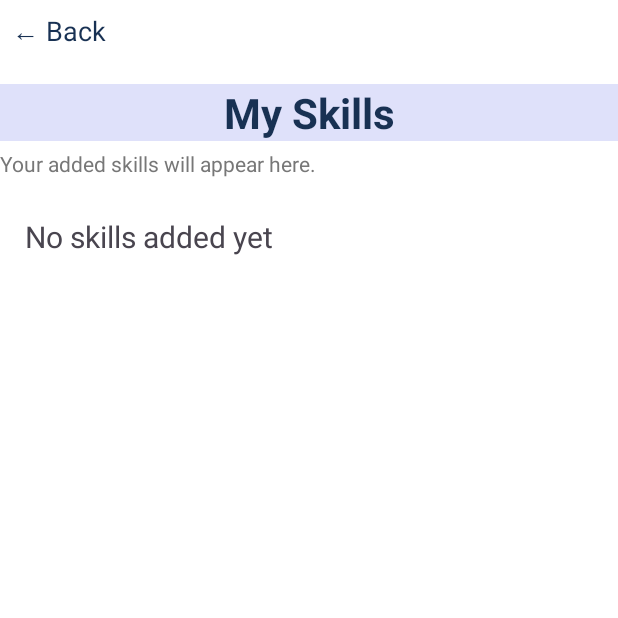
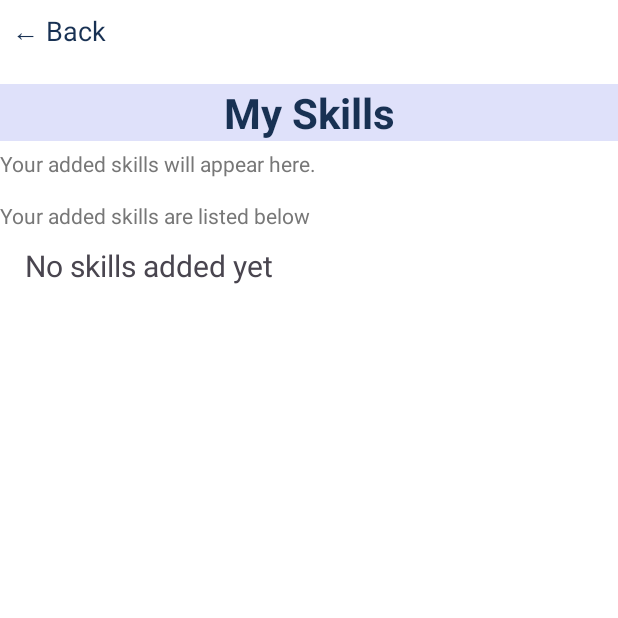
Before and after one commit to coderiraj123/TimeBank-Android-App, an Android app: the MySkillsActivity screen opened directly, with no data from a screen before it, on a phone screen of 412 x 824 dp, the top half of it. Run offline under Robolectric (Android 15) with nearby library versions, the phone set to English and light mode, and no system bars.

Commit message:
Add my skills Activity to save your skills

```diff
--- a/app/src/main/res/layout/activity_my_skills.xml
+++ b/app/src/main/res/layout/activity_my_skills.xml
@@ -34,18 +34,31 @@
         android:text="Your added skills will appear here."
         android:textColor="#777777"
         android:textSize="14sp" />
-
     <ScrollView
         android:layout_width="match_parent"
         android:layout_height="0dp"
-        android:layout_marginTop="15dp"
-        android:layout_weight="1">
+        android:layout_weight="1"
+        android:layout_marginTop="15dp">
 
         <LinearLayout
-            android:id="@+id/skillsContainer"
             android:layout_width="match_parent"
             android:layout_height="wrap_content"
-            android:orientation="vertical" />
+            android:orientation="vertical">
+
+            <TextView
+                android:layout_width="wrap_content"
+                android:layout_height="wrap_content"
+                android:text="Your added skills are listed below"
+                android:textSize="14sp"
+                android:textColor="#777777"/>
+
+            <LinearLayout
+                android:id="@+id/skillsContainer"
+                android:layout_width="match_parent"
+                android:layout_height="wrap_content"
+                android:orientation="vertical"/>
+
+        </LinearLayout>
 
     </ScrollView>
 
```
